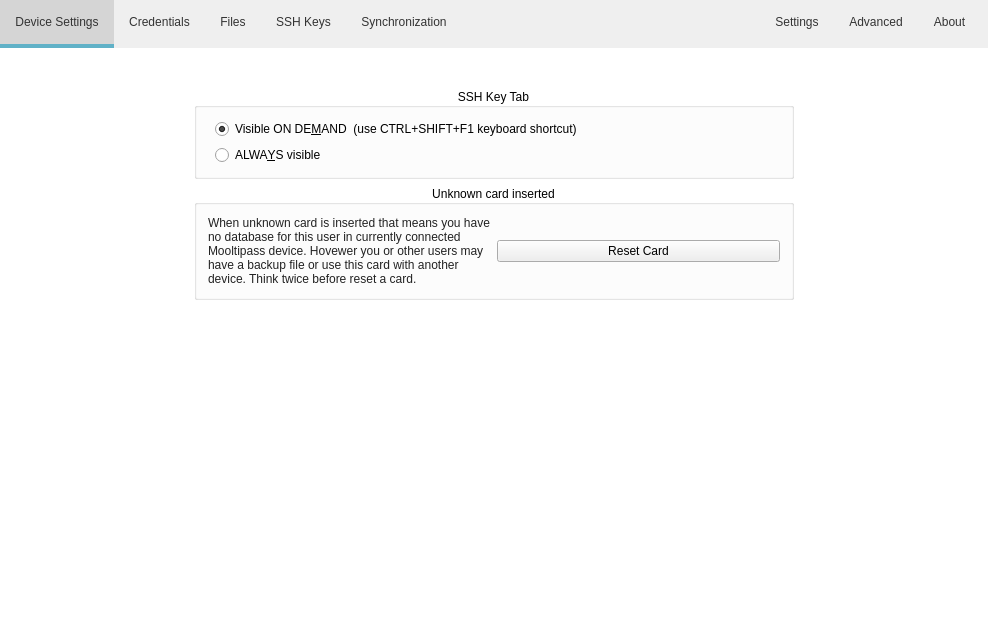
Qt form src/MainWindow.ui (mooltipass/moolticute) before a commit.
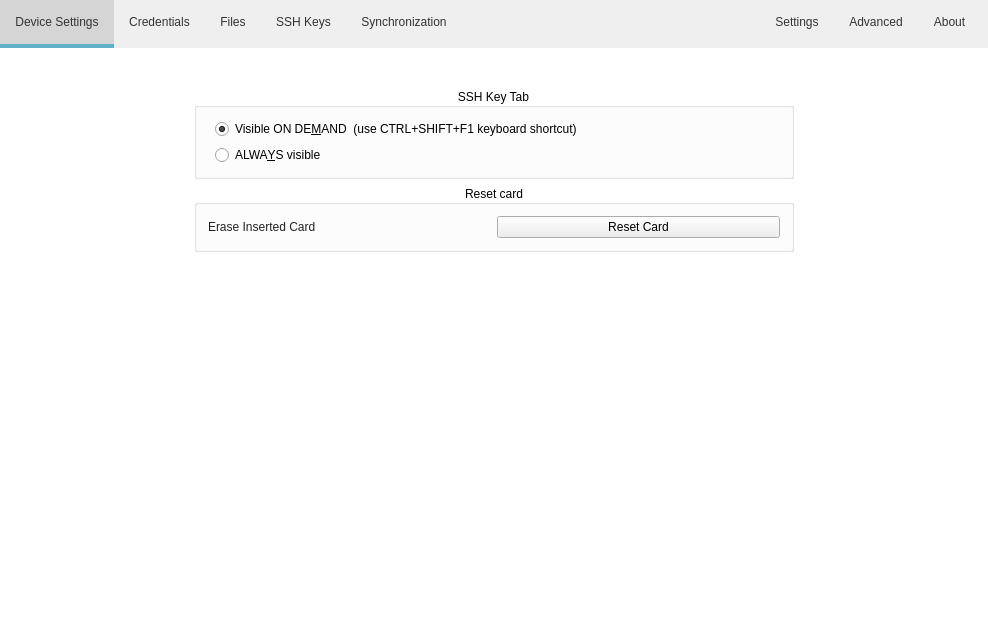
The same form after that commit. Icons and pictures are not drawn. Custom widgets are drawn as their Qt base class.

Commit message: Issue #209: reset card UI: rename groupbox, get ride of lengthy text

Diff of the .ui file:
```diff
--- a/src/MainWindow.ui
+++ b/src/MainWindow.ui
@@ -3207,7 +3207,7 @@
         <item row="1" column="0">
          <widget class="QGroupBox" name="groupBox_ResetCard">
           <property name="title">
-           <string>Unknown card inserted</string>
+           <string>Reset card</string>
           </property>
           <property name="alignment">
            <set>Qt::AlignCenter</set>
@@ -3223,7 +3223,7 @@
            <item row="0" column="0">
             <widget class="QLabel" name="label_6">
              <property name="text">
-              <string>When unknown card is inserted that means you have no database for this user in currently connected Mooltipass device. Hovewer you or other users may have a backup file or use this card with another device. Think twice before reset a card.</string>
+              <string>Erase Inserted Card</string>
              </property>
              <property name="wordWrap">
               <bool>true</bool>
```
